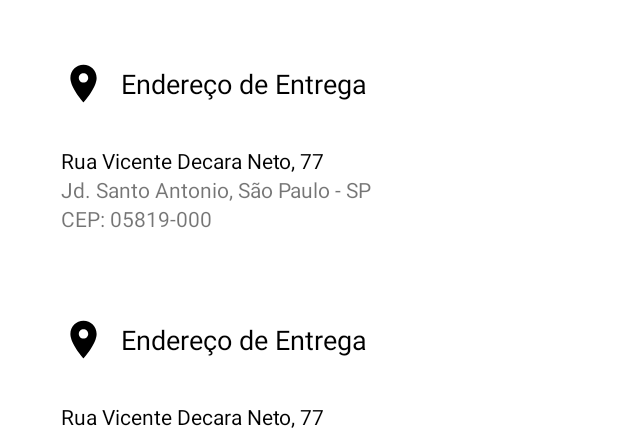
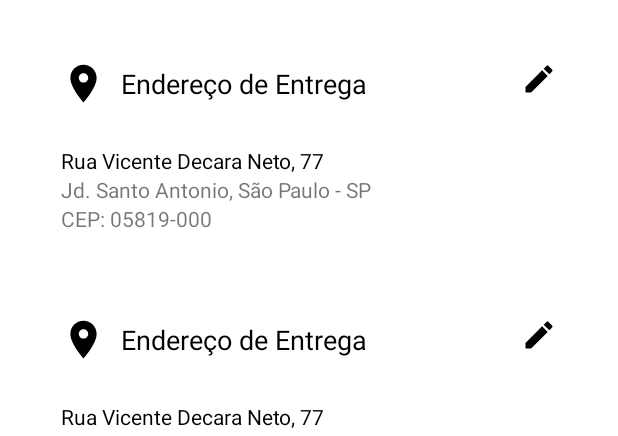
Before and after one commit to GuilhermeP17/FloriculturaTadesMobile, an Android app: the layout fragment_enderecos_perfil.xml on its own in the app's theme, with its tools: preview values and no code run, on a phone screen of 412 x 824 dp. Shown: the top 436 px of the screen. Run offline under Robolectric (Android 15) with nearby library versions, the phone set to English and light mode, and no system bars.

Commit message:
Ajuste no XML do item do endereço

```diff
--- /dev/null
+++ b/Floricultura Tades/app/src/main/res/drawable/ic_edit.xml
@@ -0,0 +1,9 @@
+<vector xmlns:android="http://schemas.android.com/apk/res/android"
+        android:width="24dp"
+        android:height="24dp"
+        android:viewportWidth="24.0"
+        android:viewportHeight="24.0">
+    <path
+        android:fillColor="#FF000000"
+        android:pathData="M3,17.25V21h3.75L17.81,9.94l-3.75,-3.75L3,17.25zM20.71,7.04c0.39,-0.39 0.39,-1.02 0,-1.41l-2.34,-2.34c-0.39,-0.39 -1.02,-0.39 -1.41,0l-1.83,1.83 3.75,3.75 1.83,-1.83z"/>
+</vector>
--- a/Floricultura Tades/app/src/main/res/layout/item_endereco.xml
+++ b/Floricultura Tades/app/src/main/res/layout/item_endereco.xml
@@ -63,8 +63,21 @@
                 android:text="Endereço de Entrega"
                 app:layout_constraintTop_toTopOf="@id/localizacao_icon"
                 app:layout_constraintStart_toEndOf="@id/localizacao_icon"
-                app:layout_constraintEnd_toEndOf="parent"
+                app:layout_constraintEnd_toStartOf="@id/btn_edit"
                 app:layout_constraintBottom_toBottomOf="@id/localizacao_icon"/>
+
+            <ImageView
+                android:id="@+id/btn_edit"
+                android:layout_width="wrap_content"
+                android:layout_height="wrap_content"
+                android:clickable="true"
+                android:focusable="true"
+                android:src="@drawable/ic_edit"
+                android:padding="10dp"
+                android:background="?attr/selectableItemBackgroundBorderless"
+                app:layout_constraintTop_toTopOf="parent"
+                app:layout_constraintStart_toEndOf="@id/tipo_endereco"
+                app:layout_constraintEnd_toEndOf="parent"/>
 
             <TextView
                 android:id="@+id/logradouro_info"
```
